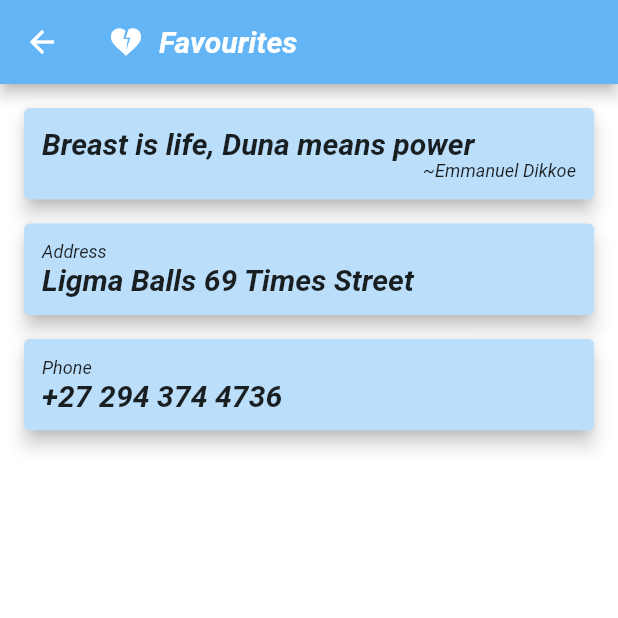
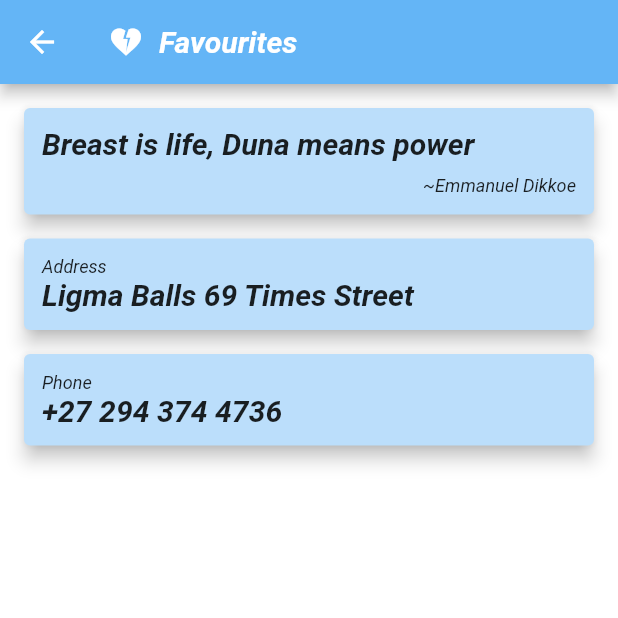
Before and after one commit to Aquarius-blake/level2, a Flutter app: the Fav screen opened by its route, on a phone screen of 412 x 824 dp, the top half of it. Run offline on Flutter 3.47's test engine with Material 2 defaults, Android fonts, the phone set to English and light mode, and no system bars.

Commit message:
Minor update

```diff
--- a/lib/pages/Fav.dart
+++ b/lib/pages/Fav.dart
@@ -51,7 +51,9 @@ fontWeight: FontWeight.bold,
                         fontSize: 20.0
                     ),
                     textAlign: TextAlign.start,
-                  ),Text(
+                  ),
+                  SizedBox(height: 10,),
+                  Text(
                     "~Emmanuel Dikkoe",
                     style: TextStyle(
 
```
